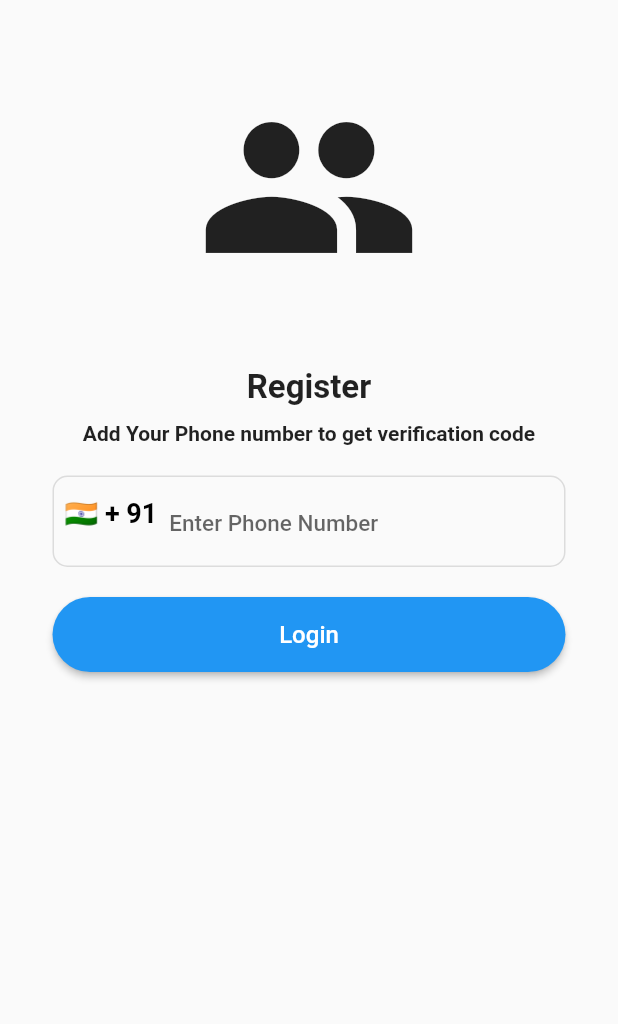
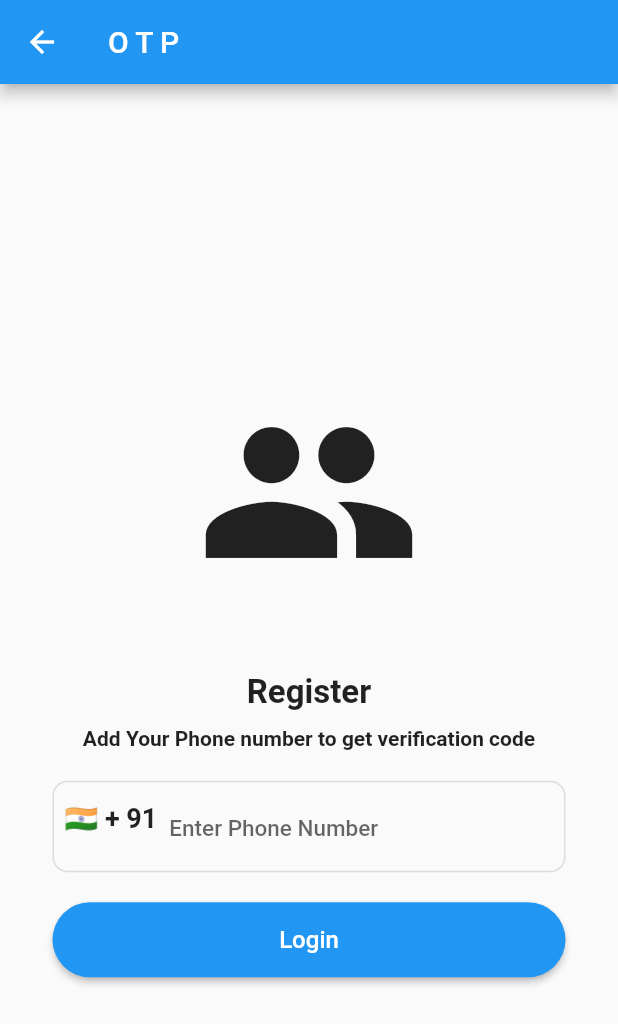
Before and after one commit to ArunKuleri/getx, a Flutter app: the screen it shows after launch, after a tap on "Sign in with OTP", on a phone screen of 412 x 824 dp. Shown: the top 1024 px of the screen. Run offline on Flutter 3.47's test engine with Material 2 defaults, Android fonts, the phone set to English and light mode, and no system bars; our stand-ins replace cloud_firestore, country_picker, firebase_auth, firebase_core, get; missing offline and left inert: dart:ffi; accounts and stored records are empty.

Commit message:
removed notification package

```diff
--- a/lib/view/loginpage.dart
+++ b/lib/view/loginpage.dart
@@ -30,7 +30,7 @@ class LoginPage extends StatelessWidget {
   Widget build(BuildContext context) {
     return Scaffold(
       body: Padding(
-        padding: const EdgeInsets.all(16.0),
+        padding: const EdgeInsets.all(25.0),
         child: SingleChildScrollView(
           child: Form(
             key: _formKey,
--- a/lib/view/studentd/otppage.dart
+++ b/lib/view/studentd/otppage.dart
@@ -26,20 +26,24 @@ class _otpState extends State<otp> {
     phoneController.selection = TextSelection.fromPosition(
         TextPosition(offset: phoneController.text.length));
     return Scaffold(
+      appBar: AppBar(
+        title: Text("O T P"),
+      ),
       body: SafeArea(
           child: Center(
         child: Padding(
           padding: const EdgeInsets.symmetric(vertical: 25, horizontal: 35),
+          child: SingleChildScrollView(
             child: Column(
               children: [
                 Container(
                     width: 200,
                     height: 200,
                     padding: const EdgeInsets.all(20.0),
-                  decoration: BoxDecoration(
+                    decoration: const BoxDecoration(
                       shape: BoxShape.circle,
                     ),
-                  child: Icon(
+                    child: const Icon(
                       Icons.people,
                       size: 150,
                     )),
@@ -51,7 +55,7 @@ class _otpState extends State<otp> {
                   style: TextStyle(fontSize: 22, fontWeight: FontWeight.bold),
                   textAlign: TextAlign.center,
                 ),
-              SizedBox(
+                const SizedBox(
                   height: 10,
                 ),
                 const Text(
@@ -63,7 +67,7 @@ class _otpState extends State<otp> {
                 ),
                 TextFormField(
                   controller: phoneController,
-                style: TextStyle(
+                  style: const TextStyle(
                     fontSize: 18,
                     fontWeight: FontWeight.bold,
                   ),
@@ -74,25 +78,25 @@ class _otpState extends State<otp> {
                   },
                   decoration: InputDecoration(
                     hintText: "Enter Phone Number",
-                  hintStyle: TextStyle(
+                    hintStyle: const TextStyle(
                       fontWeight: FontWeight.w500,
                       fontSize: 15,
                     ),
                     enabledBorder: OutlineInputBorder(
                         borderRadius: BorderRadius.circular(10),
-                      borderSide: BorderSide(color: Colors.black12)),
+                        borderSide: const BorderSide(color: Colors.black12)),
                     focusedBorder: OutlineInputBorder(
                       borderRadius: BorderRadius.circular(10),
-                    borderSide: BorderSide(color: Colors.black12),
+                      borderSide: const BorderSide(color: Colors.black12),
                     ),
                     prefixIcon: Container(
-                    padding: EdgeInsets.all(8.0),
+                      padding: const EdgeInsets.all(8.0),
                       child: InkWell(
                         onTap: () {
                           showCountryPicker(
                               context: context,
-                            countryListTheme:
-                                CountryListThemeData(bottomSheetHeight: 550),
+                              countryListTheme: const CountryListThemeData(
+                                  bottomSheetHeight: 550),
                               onSelect: ((value) {
                                 setState(() {
                                   Selectedcountry = value;
@@ -102,9 +106,7 @@ class _otpState extends State<otp> {
                         child: Text(
                           "${Selectedcountry.flagEmoji} + ${Selectedcountry.phoneCode}",
                           style: const TextStyle(
-                            fontSize: 18,
-                            color: Colors.black,
-                            fontWeight: FontWeight.bold),
+                              fontSize: 18, fontWeight: FontWeight.bold),
                         ),
                       ),
                     ),
@@ -112,10 +114,10 @@ class _otpState extends State<otp> {
                         ? Container(
                             height: 30,
                             width: 30,
-                          margin: EdgeInsets.all(10.0),
+                            margin: const EdgeInsets.all(10.0),
                             decoration: const BoxDecoration(
                                 shape: BoxShape.circle, color: Colors.green),
-                          child: Icon(
+                            child: const Icon(
                               Icons.done,
                               color: Colors.white,
                               size: 20,
@@ -124,7 +126,7 @@ class _otpState extends State<otp> {
                         : null,
                   ),
                 ),
-              SizedBox(
+                const SizedBox(
                   height: 20,
                 ),
                 SizedBox(
@@ -135,6 +137,7 @@ class _otpState extends State<otp> {
               ],
             ),
           ),
+        ),
       )),
     );
   }
--- a/pubspec.yaml
+++ b/pubspec.yaml
@@ -42,7 +42,7 @@ dependencies:
 
   firebase_storage: ^11.3.1
   cloud_firestore: ^4.11.0
-  awesome_notifications: ^0.8.2
+
   country_picker: ^2.0.21
 
 dev_dependencies:
```
Also changed, not shown: lib/controller/otp/otp_controller.dart (added), pubspec.lock, 5 other files. Lines whose indentation alone changed are shown as unchanged.
